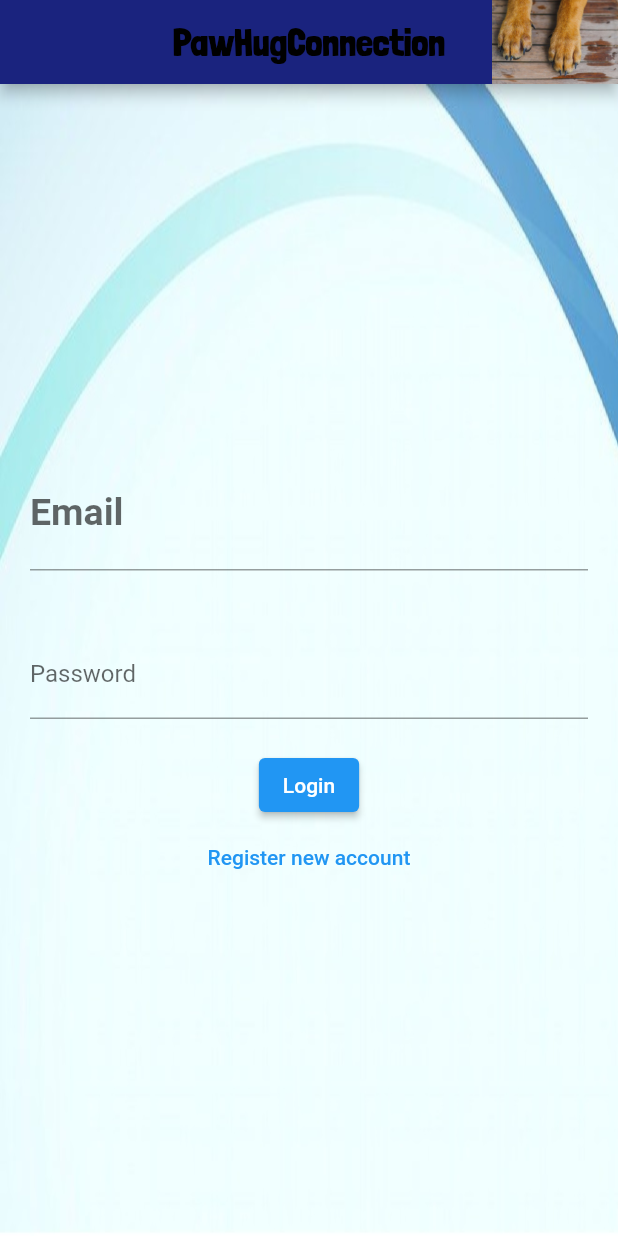
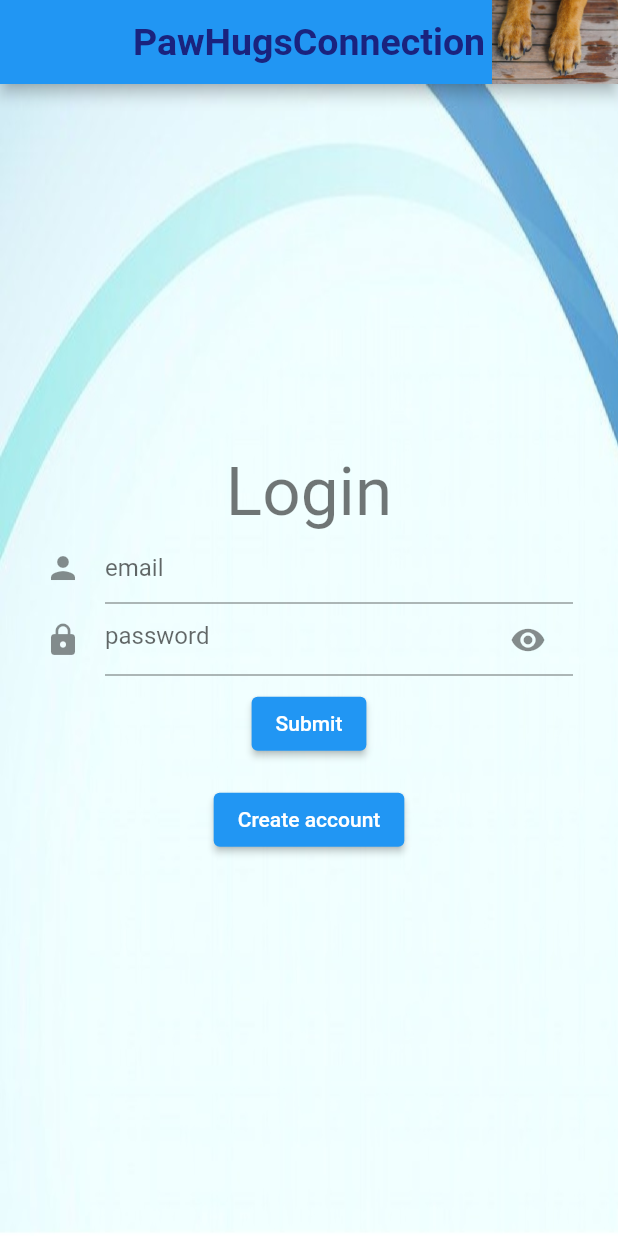
Before and after one commit to Victor-HerreraGit/paw_hug, a Flutter app: the screen it shows after launch, on a phone screen of 412 x 824 dp. Run offline on Flutter 3.47's test engine with Material 2 defaults, Android fonts, the light colour scheme and no system bars.

Commit message:
Update login.dart
Added Lock and eye icons

```diff
--- a/lib/login.dart
+++ b/lib/login.dart
@@ -1,73 +1,184 @@
 import 'package:flutter/material.dart';
-import 'register.dart';
+import 'package:paw_hug/customer_information.dart';
+
+/// LoginFormState widget that represents login form.
+class LoginFormState extends State<LoginForm> {
+  final _formKey = GlobalKey<FormState>();
+
+  /// create email and password controller
+  /// Will be used by user for login in and creating new account.
+  final emailController = TextEditingController();
+  final passwordController = TextEditingController();
+
+  /// When the user navigates to the search screen, you can set the focus to
+  /// the text field for the search term. This allows the user to start typing
+  /// as soon as the screen is visible, without needing to manually tap the text field.
+  final emailFocusNode = FocusNode();
+  final passwordFocusNode = FocusNode();
+
+  /// Dynamic Variable that will be used for
+  /// to obscure password information.
+  dynamic _isObscured;
+
+  ///  method is called. It is essential to include this line
+  ///  to ensure proper functioning of the widget's state.
+  ///  Here the obscured variable is set to true so initially the user
+  ///  will not be able to see his password.
+  @override
+  void initState() {
+    super.initState();
+    _isObscured = true;
+  }
+
+  ///The purpose of calling dispose() on the controllers is to free up
+  /// resources and avoid memory leaks when the widget is no longer needed.
+  @override
+  void dispose() {
+    emailController.dispose();
+    passwordController.dispose();
+    super.dispose();
+  }
+
+  /// boolean function to check the email is valid
+  isValidEmail(emailController) {
+    var email = emailController;
+    final emailRegExp = RegExp(r'^[\w-\.]+@([\w-]+\.)+[\w-]{2,}$');
+    return emailRegExp.hasMatch(email);
+  }
+
+  @override
+  Widget build(BuildContext context) {
+    return Form(
+        key: _formKey,
+        child: Column(
+            mainAxisAlignment: MainAxisAlignment.spaceBetween,
+            children: <Widget>[
+              TextFormField(
+                focusNode: emailFocusNode,
+                keyboardType: TextInputType.emailAddress,
+                controller: emailController,
+                decoration: const InputDecoration(
+                  hintText: 'email',
+                  icon: Icon(Icons.person),
+                ),
+                validator: (value) {
+                  if (value == null || value.isEmpty) {
+                    emailFocusNode.requestFocus();
+                    return 'Please enter email';
+                  }
+                  return isValidEmail(value) ? null : 'Invalid email';
+                },
+              ),
+              TextFormField(
+                obscureText: _isObscured,
+                focusNode: passwordFocusNode,
+                keyboardType: TextInputType.emailAddress,
+                controller: passwordController,
+                decoration: InputDecoration(
+                  suffixIcon: IconButton(
+                      padding: const EdgeInsetsDirectional.only(end: 12.0),
+                      icon: _isObscured
+                          ? const Icon(Icons.visibility)
+                          : const Icon(Icons.visibility_off),
+                      onPressed: () {
+                        setState(() {
+                          _isObscured = !_isObscured;
+                        });
+                      }),
+                  hintText: 'password',
+                  icon: const Icon(Icons.lock),
+                ),
+                validator: (value) {
+                  if (value == null || value.isEmpty) {
+                    passwordFocusNode.requestFocus();
+                    return 'Please enter some text';
+                  }
+                  if (value.length < 6) {
+                    passwordFocusNode.requestFocus();
+                    return 'Password must be at least 6 characters';
+                  }
+                },
+              ),
+              Padding(
+                padding: const EdgeInsets.all(8.0),
+                child: ElevatedButton(
+                  onPressed: () {
+                    /// Validate returns true if the form is valid, or false otherwise.
+                    if (_formKey.currentState!.validate()) {
+                      ScaffoldMessenger.of(context).showSnackBar(
+                        const SnackBar(content: Text('Trying to Login')),
+                      );
+                    }
+                  },
+                  child: const Text('Submit'),
+                ),
+              ),
+               Padding(
+                padding: const EdgeInsets.all(8.0),
+                child: ElevatedButton(
+                    onPressed: () {
+                      Navigator.push(
+                        context,
+                        MaterialPageRoute(builder: (context) => const CustomerForm()),
+                      );
+                    },
+                    child: const Text('Create account'),
+                ),
+              )
+
+            ]));
+  }
+}
+
+// Define a custom form widget
+class LoginForm extends StatefulWidget {
+  const LoginForm({super.key});
+
+  @override
+  LoginFormState createState() => LoginFormState();
+}
 
 class LoginScreen extends StatelessWidget {
+  const LoginScreen({Key? key}) : super(key: key);
+
   @override
   Widget build(BuildContext context) {
     return Scaffold(
-      backgroundColor: Colors.indigo.shade900,
       appBar: AppBar(
         actions: const [
           Image(
             image: AssetImage('images/PAWS.jpg'),
           )
         ],
+        title: Text(
+          'PawHugsConnection',
+          style: TextStyle(
+            fontWeight: FontWeight.bold,
+            fontSize: 25,
+            color: Colors.indigo.shade900,
+          ),
+        ),
         centerTitle: true,
-        title: const Text(
-          'PawHugConnection',
-          style: TextStyle(
-              fontFamily: 'Andrina',
-              fontSize: 25,
-              fontWeight: FontWeight.bold,
-              color: Colors.black),
-        ),
-        backgroundColor: Colors.indigo.shade900,
       ),
       body: Container(
         decoration: const BoxDecoration(
           image: DecorationImage(
               image: AssetImage('images/login_background.jpg'),
-          fit: BoxFit.fill)
+              fit: BoxFit.fill),
         ),
         child: Center(
-          child: Column(
-            mainAxisAlignment: MainAxisAlignment.center,
-            children: [
-              Padding(
-                padding: const EdgeInsets.all(20.0),
-                child: TextFormField(
-                  decoration: const InputDecoration(labelText: 'Email'),
-                  style:  TextStyle(
-                    fontWeight: FontWeight.bold,
-                    fontSize: 25,
-                    color: Colors.indigo[500],
-                  ),
+          child: Container(
+            padding: const EdgeInsets.all(30.0),
+            child: Column(
+              mainAxisAlignment: MainAxisAlignment.center,
+              children: [
+                Text(
+                  'Login',
+                  style: Theme.of(context).textTheme.displaySmall,
                 ),
-              ),
-              Padding(
-                padding: const EdgeInsets.all(20.0),
-                child: TextFormField(
-                  decoration: const InputDecoration(labelText: 'Password'),
-                  obscureText: true,
-                ),
-              ),
-              ElevatedButton(
-                onPressed: () {
-                  // Implement your login logic here
-                },
-                child: const Text('Login'),
-              ),
-              TextButton(
-                onPressed: () {
-                  // Navigate to the registration screen when clicked
-                  Navigator.push(
-                    context,
-                    MaterialPageRoute(builder: (context) => RegisterScreen()),
-                  );
-                },
-                child: const Text('Register new account'),
-              ),
-            ],
+                const LoginForm(),
+              ],
+            ),
           ),
         ),
       ),
```
